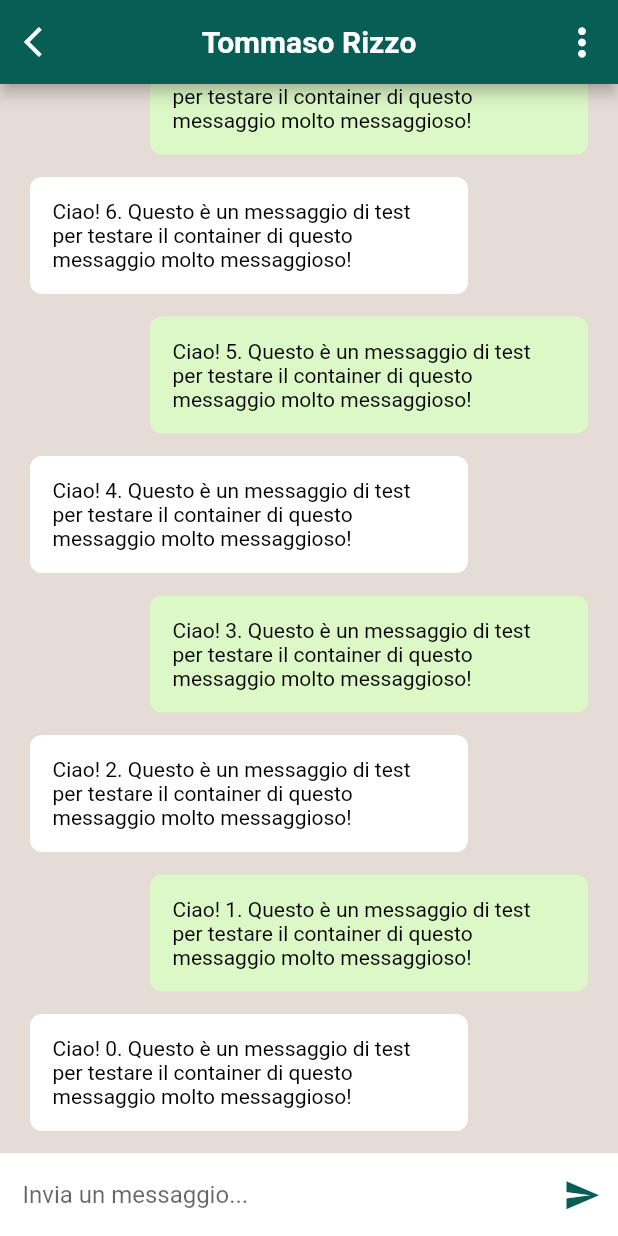
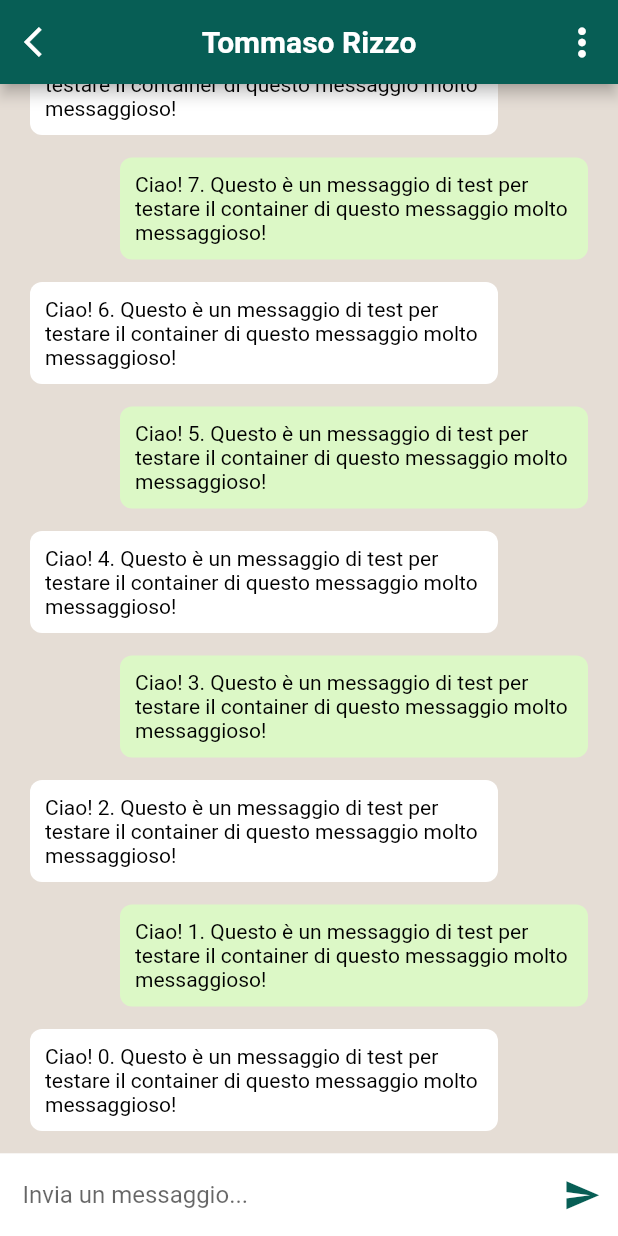
Before and after one commit to LorenzoVaccher01/TPSIT-2020-21, a Flutter app: the ChatsPage screen opened by its route, after a tap on an icon or button, on a phone screen of 412 x 824 dp. Run offline on Flutter 3.47's test engine with Material 2 defaults, Android fonts, the phone set to English and light mode, and no system bars; statements that could not run were skipped.

Commit message:
Aggiornamento-17112020_v1

```diff
--- a/chatroom/client/lib/main.dart
+++ b/chatroom/client/lib/main.dart
@@ -6,7 +6,7 @@ import './utils/client.dart';
 
 /// Indirizzo Ip e porta del server. Tale costante viene utilizzata
 /// per la connessione al server tramite WebSocket.
-final String SOCKET_URL = "ws://144.91.88.65:25501";
+final String SOCKET_IP = "144.91.88.65";
 
 /// Variabile globale utilizzata per riferirsi al Client corrente.
 /// Tutte le informazioni relative al client vengono ricevuto del server
@@ -15,7 +15,7 @@ Client client = null;
 
 void main() {
   runApp(MaterialApp(
-    title: 'Named Routes Demo',
+    title: 'ChatRoom',
     debugShowCheckedModeBanner: false,
     theme: ThemeData(
       primaryColor: Color(0xFF075E55),
--- a/chatroom/client/lib/views/chat.dart
+++ b/chatroom/client/lib/views/chat.dart
@@ -134,8 +134,8 @@ class _Message extends StatelessWidget {
         borderRadius: BorderRadius.circular(8),
       ),
       margin: EdgeInsets.only(
-          top: 15, left: (_isPeer ? 20 : 100), right: (_isPeer ? 100 : 20)),
-      padding: EdgeInsets.all(15),
+          top: 15, left: (_isPeer ? 20 : 80), right: (_isPeer ? 80 : 20)),
+      padding: EdgeInsets.all(10),
       child:
           Text(_message, style: TextStyle(color: Colors.black, fontSize: 14)),
     );
--- a/chatroom/client/lib/views/chats.dart
+++ b/chatroom/client/lib/views/chats.dart
@@ -1,8 +1,10 @@
 import 'package:client/utils/models/chats.dart';
+import 'package:client/utils/services/server.dart';
 import 'package:flutter/material.dart';
 import 'dart:math';
 
 import './chat.dart';
+import '../main.dart' as Main;
 
 class ChatsPage extends StatefulWidget {
   ChatsPage();
@@ -13,9 +15,12 @@ class ChatsPage extends StatefulWidget {
 
 class _ChatsPageState extends State<ChatsPage> {
   List<Chat> _chats = [];
+  Stream _stream;
 
   @override
   void initState() {
+    _stream = new ServerConnection().chats(Main.client);
+
     _chats.add(new Chat(id: 1, imageId: 4, name: "Tommaso", surname: "Rizzo", message: new Message(text: "Ciao a tutti! io sono Rizzo", date: "2020-11-12 17:58:39")));
     _chats.add(new Chat(id: 2, imageId: 10, name: "Giacomo", surname: "Davanzo", message: new Message(text: "Lorem ipsum!", date: "2020-11-12 17:58:39")));
     _chats.add(new Chat(id: 3, imageId: 16, name: "Jia Hao", surname: "Ruan", message: new Message(text: "Ciao, questo è un test molto testoso!", date: "2020-11-12 17:58:39")));
@@ -59,18 +64,32 @@ class _ChatsPageState extends State<ChatsPage> {
         children: <Widget>[
           Expanded(
             child: Container(
-              child: ListView.separated(
+              child: StreamBuilder<Object>(
+                stream: _stream,
+                initialData: [],
+                builder: (context, snapshot) {
+                  if (snapshot.hasError) {
+                    print(snapshot.error);
+                  } else {
+                    switch (snapshot.connectionState) {
+                      case ConnectionState.none: print('NONE'); break;
+                      case ConnectionState.waiting: print('WAITING'); break;
+                      case ConnectionState.active: print('ACTIVE'); break;
+                      case ConnectionState.done: print('DONE'); break;
+                    }
+                  }
+                  return ListView.separated(
                     reverse: false,
                     padding: EdgeInsets.only(top: 5, bottom: 5),
                     itemCount: _chats.length,
                     itemBuilder: (BuildContext context, int index) {
-                  return GestureDetector(
+                      return InkWell( ///Widget utilizzato come GestureDetector, con l'unica differenza che prende il 100% della lunghezza del contenitore e non solo la lunghezza dei Widget
                         child: Container(
                           margin: EdgeInsets.only(top: 10, bottom: 5),
                           child: _Chat(_chats[index].id, _chats[index].name, _chats[index].surname, _chats[index].message.text, _chats[index].imageId),
                         ),
                         onTap: () => {
-                          Navigator.push(context, MaterialPageRoute(builder: (context) => ChatPage(1, "Tommaso", "Rizzo")))
+                              Navigator.push(context, MaterialPageRoute(builder: (context) => ChatPage(1, _chats[index].name, _chats[index].surname)))
                         }
                       );
                     },
@@ -82,6 +101,8 @@ class _ChatsPageState extends State<ChatsPage> {
                       indent: 70,
                       endIndent: 15,
                     ),
+                  );
+                }
               ),
             ),
           ),
```
Also changed, not shown: chatroom/client/lib/utils/services/server.dart (+9 -1 lines), chatroom/client/lib/views/home/login.dart (+15 -3 lines), 3 other files. Lines whose indentation alone changed are shown as unchanged.
